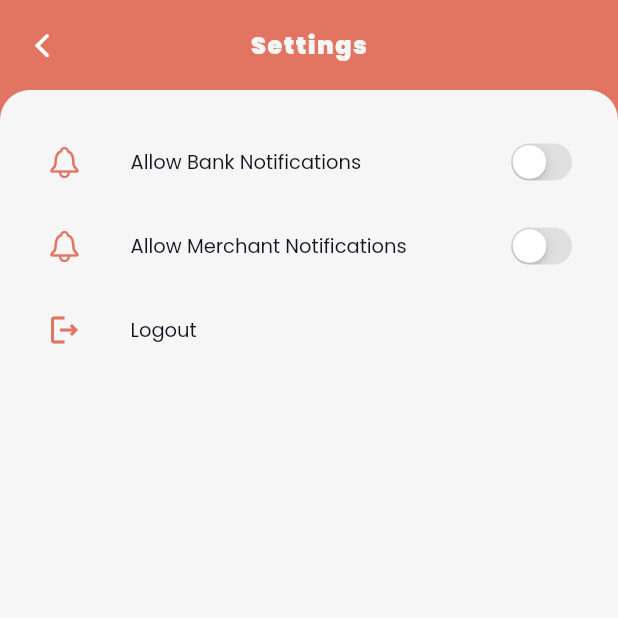
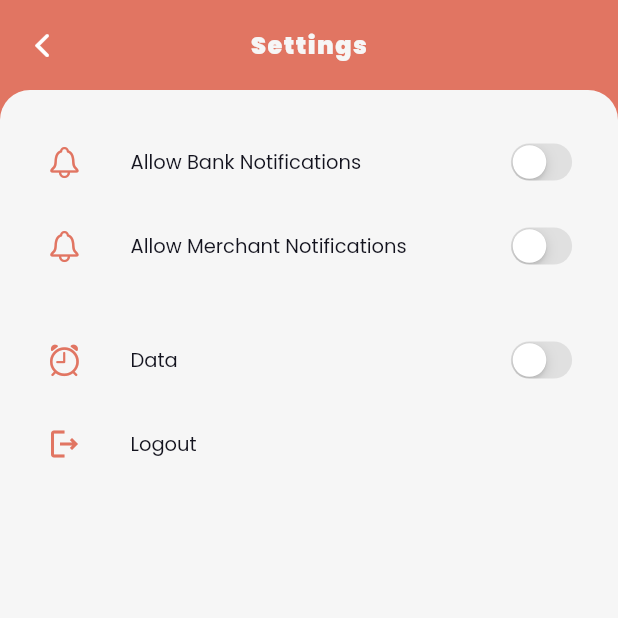
Before and after one commit to rabia-yucel/notify-master, a Flutter app: the Settings screen opened directly, on a phone screen of 412 x 824 dp, the top half of it. Run offline on Flutter 3.47's test engine with Material 2 defaults, Android fonts, the phone set to English and light mode, and no system bars; our stand-ins replace cloud_firestore, country_code_picker, firebase_auth, firebase_core, firebase_messaging, fluttertoast and 6 more; missing offline and left inert: firebase_performance; accounts and stored records are empty; network calls fail.

Commit message:
ocr deyisdirildi 1

```diff
--- a/lib/pages/dashboard/dashboard.dart
+++ b/lib/pages/dashboard/dashboard.dart
@@ -25,12 +25,13 @@ class _DashboardState extends State<Dashboard> {
   @override
 
 
-
+//getAppBar3('Dashboard'),
   Widget build(BuildContext context) {
 
     return Scaffold(
       backgroundColor: primaryColor,
       appBar: getAppBar3('Dashboard'),
+
       body: getBody(context),
     );
   }
--- a/lib/pages/settings/settings.dart
+++ b/lib/pages/settings/settings.dart
@@ -16,6 +16,7 @@ import 'package:get/get.dart';
 
 import 'GetXSwitchState.dart';
 import 'GetXSwitchState2.dart';
+import 'GetXSwitchState3.dart';
 
 
 
@@ -30,9 +31,11 @@ class _SettingsState extends State<Settings> {
 
   final GetXSwitchState getXSwitchStateBank = Get.put(GetXSwitchState());
   final GetXSwitchState2 getXSwitchStateMerchant = Get.put(GetXSwitchState2());
+  final GetXSwitchState3 getXSwitchStateData = Get.put(GetXSwitchState3());
 
   bool allowBankNotifications = SessionDataManager.getAllowBankNotifications();
   bool allowMerchantNotifications = SessionDataManager.getAllowMerchantNotifications();
+  bool allowDataNotifications = SessionDataManager.getAllowDataNotifications();
 
   @override
   Widget build(BuildContext context) {
@@ -180,17 +183,7 @@ class _SettingsState extends State<Settings> {
 
 
 
-                            ListTile(
-                              onTap: () async {
-                                await FirebaseAuth.instance.signOut();
-                                Get.to(() => const Login());
-                              },
-                              leading: const Icon(Icons.logout_outlined, color: primaryColor),
-                              title: Text(
-                                'Logout',
-                                style: textStyle2,
-                              ),
-                            ),
+
 
 
 
@@ -204,6 +197,88 @@ class _SettingsState extends State<Settings> {
 
                     ),
                   ],
+                ),
+              ),
+               // test ucun filter data button
+               Padding(
+                padding: const EdgeInsets.all(0.0),
+                child: Column(
+                  children: [
+                    GetBuilder<GetXSwitchState>(builder: (_) =>
+
+                        Column(
+                          children: [
+                            const SizedBox(height: 20,),
+                            ListTile(
+                              onTap: () { },
+                              leading: const Icon(CupertinoIcons.alarm, color: primaryColor),
+                              title: Text(
+                                'Data',
+                                style: textStyle2,
+                              ),
+                              trailing: SizedBox(
+                                width: 40,
+                                child: Transform.scale(
+                                  scale: 0.8,
+                                  child: CupertinoSwitch(
+                                    trackColor: Colors.grey[300],
+                                    activeColor: primaryColor,
+                                    value: allowDataNotifications && getXSwitchStateData.isSwitcheded,
+                                    onChanged: (value) {
+
+                                      getXSwitchStateData.changeSwitchState3(value);
+
+                                      setState(() {
+
+                                        allowDataNotifications = value;
+
+
+                                        SessionDataManager.setAllowBankNotifications(allowDataNotifications );
+
+                                        CollectionReference userInfo = FirebaseFirestore.instance.collection('user_info');
+                                        userInfo.doc(SessionDataManager.getUserId()).update({'allow_data_notifications': allowDataNotifications })
+                                            .then((value) => ("filter updated"))
+                                            .catchError((error) => ("Failed to update setting: $error"));
+
+                                        if (allowDataNotifications) {
+                                          NotificationDataManager.subscribeToTopic('data');
+                                        } else {
+                                          NotificationDataManager.unsubscribeFromTopic('data');
+                                        }
+
+                                      });
+                                    },
+
+                                  ),
+
+                                ),
+
+                              ),
+
+                            ),
+
+
+                          ],
+                        )
+
+
+
+
+
+
+                    ),
+                  ],
+                ),
+              ),
+              ListTile(
+                onTap: () async {
+                  await FirebaseAuth.instance.signOut();
+                  Get.to(() => const Login());
+                },
+                leading: const Icon(Icons.logout_outlined, color: primaryColor),
+                title: Text(
+                  'Logout',
+                  style: textStyle2,
                 ),
               ),
 
--- a/lib/service/notification_data_manager.dart
+++ b/lib/service/notification_data_manager.dart
@@ -47,6 +47,7 @@ class NotificationDataManager {
   static Future<void> subscribeToAllTopics() async {
     await FirebaseMessaging.instance.subscribeToTopic('bank');
     await FirebaseMessaging.instance.subscribeToTopic('merchant');
+    await FirebaseMessaging.instance.subscribeToTopic('data');
   }
 
   static Future<void> subscribeToTopic(String topic) async {
--- a/lib/service/session_data_manager.dart
+++ b/lib/service/session_data_manager.dart
@@ -7,6 +7,7 @@ class SessionDataManager {
   static String _userId = '';
   static bool _allowBankNotifications = true;
   static bool _allowMerchantNotifications = true;
+  static bool _allowDataNotifications = true;
 
   static String getPhoneNumber() {
     return _phoneNumber;
@@ -47,6 +48,12 @@ class SessionDataManager {
   static setAllowMerchantNotifications(value) {
     _allowMerchantNotifications = value;
   }
+  static bool getAllowDataNotifications() {
+    return _allowDataNotifications;
+  }
+  static setAllowDataNotifications(value) {
+    _allowDataNotifications = value;
+  }
 
 
   factory SessionDataManager() {
--- a/pubspec.yaml
+++ b/pubspec.yaml
@@ -15,7 +15,7 @@ publish_to: 'none' # Remove this line if you wish to publish to pub.dev
 # In iOS, build-name is used as CFBundleShortVersionString while build-number used as CFBundleVersion.
 # Read more about iOS versioning at
 # https://developer.apple.com/library/archive/documentation/General/Reference/InfoPlistKeyReference/Articles/CoreFoundationKeys.html
-version: 1.0.8+9
+version: 1.0.9+10
 
 environment:
   sdk: ">=2.15.1 <3.0.0"
```
Also changed, not shown: lib/widgets/app_bar.dart (+58 -0 lines).
